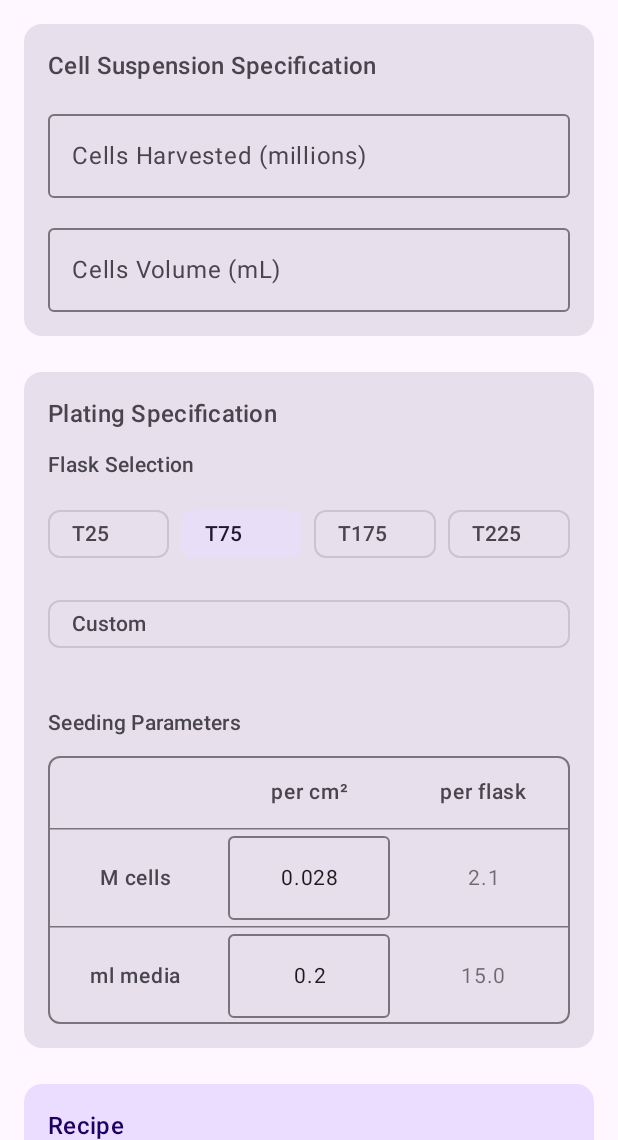
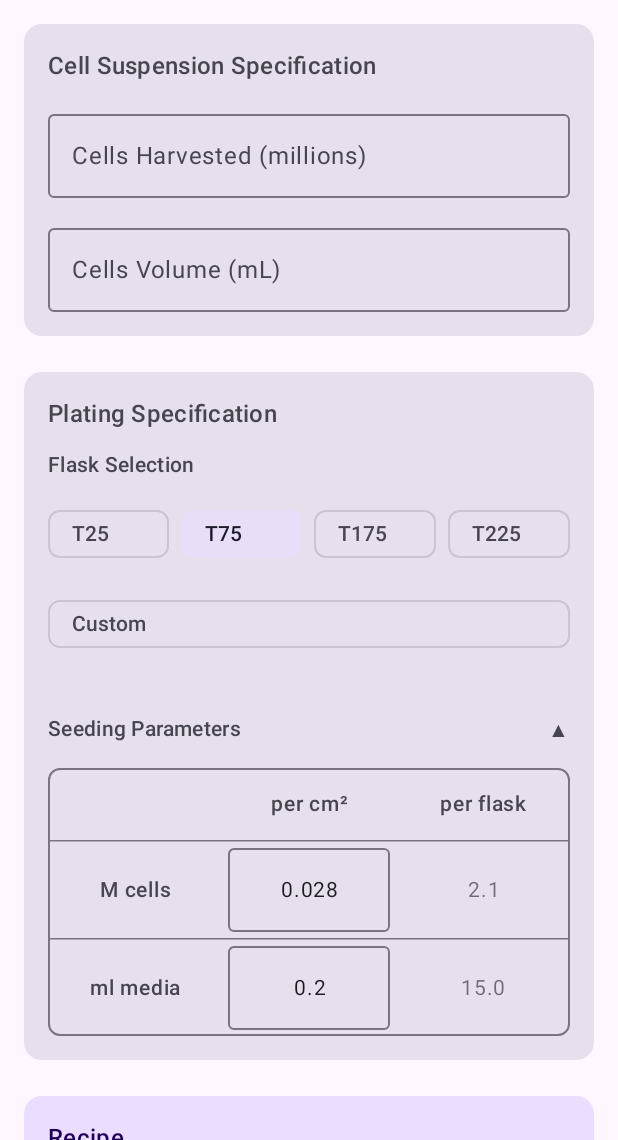
Before and after one commit to b1llyin/cellplating, an Android app built with Jetpack Compose: the screen it shows after launch (MainActivity), on a phone screen of 412 x 824 dp, the part 96-1236 px from its top. Run offline under Robolectric (Android 15) with nearby library versions, the phone set to English and light mode, and no system bars.

```diff
--- a/app/src/main/java/com/example/cellplating/MainActivity.kt
+++ b/app/src/main/java/com/example/cellplating/MainActivity.kt
@@ -4,6 +4,7 @@ import android.os.Bundle
 import androidx.activity.ComponentActivity
 import androidx.activity.compose.setContent
 import androidx.compose.foundation.border
+import androidx.compose.foundation.clickable
 import androidx.compose.foundation.layout.*
 import androidx.compose.foundation.rememberScrollState
 import androidx.compose.foundation.text.KeyboardActions
@@ -49,6 +50,7 @@ fun CellPlatingRecipePage() {
     var selectedFlask by remember { mutableStateOf("T75") }
     var customArea by remember { mutableStateOf("") }
     var showCustomDialog by remember { mutableStateOf(false) }
+    var seedingExpanded by remember { mutableStateOf(true) }
 
     // Single source of truth: only per cm² values are editable
     var cellsPerCm2 by remember { mutableStateOf("0.028") }
@@ -220,12 +222,28 @@ fun CellPlatingRecipePage() {
                     Spacer(modifier = Modifier.height(8.dp))
 
                     // Seeding Parameters
+                    Row(
+                        modifier = Modifier
+                            .fillMaxWidth()
+                            .clickable { seedingExpanded = !seedingExpanded }
+                            .padding(vertical = 4.dp),
+                        horizontalArrangement = Arrangement.SpaceBetween,
+                        verticalAlignment = Alignment.CenterVertically
+                    ) {
                         Text(
                             text = "Seeding Parameters",
                             style = MaterialTheme.typography.bodyMedium,
                             fontWeight = FontWeight.Medium
                         )
+                        Text(
+                            text = if (seedingExpanded) "▲" else "▼",
+                            style = MaterialTheme.typography.bodyMedium
+                        )
+                    }
 
+                    androidx.compose.animation.AnimatedVisibility(
+                        visible = seedingExpanded
+                    ) {
                         DensityTable(
                             cellsPerCm2 = cellsPerCm2,
                             onCellsPerCm2Change = { cellsPerCm2 = it },
@@ -235,6 +253,7 @@ fun CellPlatingRecipePage() {
                             mediaPerFlask = mediaPerFlask,
                             focusManager = focusManager
                         )
+                    }
                 }
             }
 
```
Lines whose indentation alone changed are shown as unchanged.
